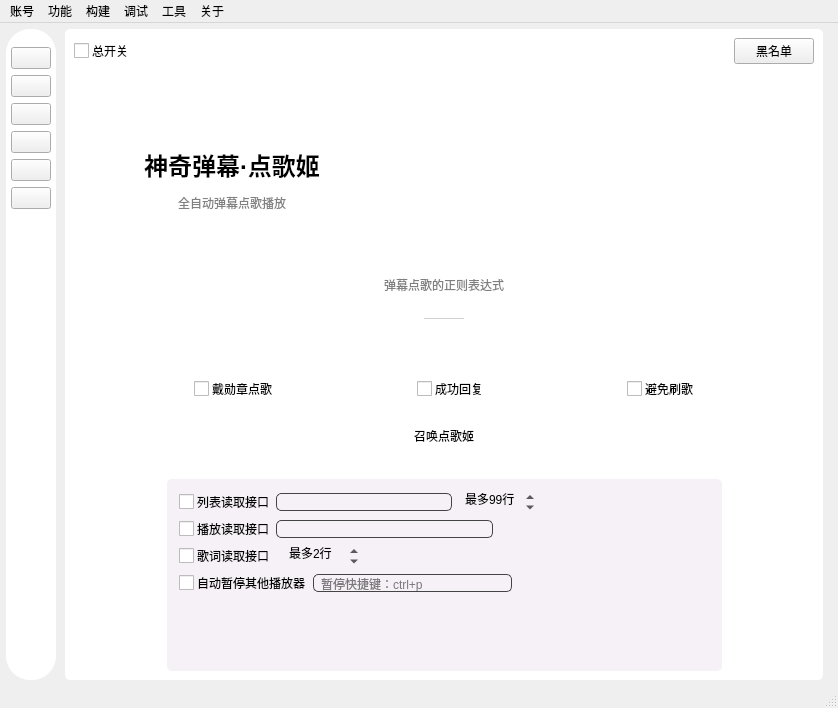
Qt form mainwindow/mainwindow.ui (iwxyi/Bilibili-MagicalDanmaku) before a commit.
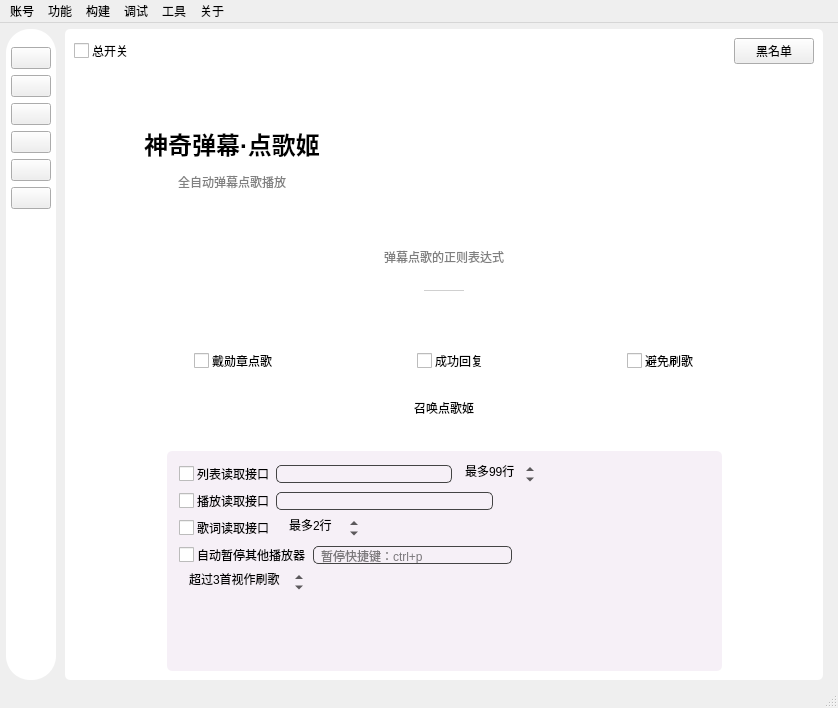
The same form after that commit. The open tabs and pages were chosen to show the change. Icons and pictures are not drawn. Custom widgets are drawn as their Qt base class.

Commit message: 支持避免刷歌设置数量上限

The edit to the form file:
```diff
--- a/mainwindow/mainwindow.ui
+++ b/mainwindow/mainwindow.ui
@@ -5414,6 +5414,63 @@
                   </item>
                  </layout>
                 </item>
+                <item>
+                 <layout class="QHBoxLayout" name="horizontalLayout_41">
+                  <property name="topMargin">
+                   <number>0</number>
+                  </property>
+                  <item>
+                   <widget class="QSpinBox" name="orderSongShuaSpin">
+                    <property name="contextMenuPolicy">
+                     <enum>Qt::NoContextMenu</enum>
+                    </property>
+                    <property name="toolTip">
+                     <string>&lt;html&gt;&lt;head/&gt;&lt;body&gt;&lt;p&gt;超过这个数量则视作刷屏点歌，点歌无效，并触发 ORDER_SONG_FREQUENCY 事件&lt;/p&gt;&lt;p&gt;未开启“避免刷歌”选项时无效&lt;/p&gt;&lt;/body&gt;&lt;/html&gt;</string>
+                    </property>
+                    <property name="styleSheet">
+                     <string notr="true">QAbstractSpinBox
+{
+	background: transparent;
+}</string>
+                    </property>
+                    <property name="frame">
+                     <bool>false</bool>
+                    </property>
+                    <property name="alignment">
+                     <set>Qt::AlignCenter</set>
+                    </property>
+                    <property name="suffix">
+                     <string>首视作刷歌</string>
+                    </property>
+                    <property name="prefix">
+                     <string>超过</string>
+                    </property>
+                    <property name="minimum">
+                     <number>1</number>
+                    </property>
+                    <property name="maximum">
+                     <number>99</number>
+                    </property>
+                    <property name="value">
+                     <number>3</number>
+                    </property>
+                   </widget>
+                  </item>
+                  <item>
+                   <spacer name="horizontalSpacer_19">
+                    <property name="orientation">
+                     <enum>Qt::Horizontal</enum>
+                    </property>
+                    <property name="sizeHint" stdset="0">
+                     <size>
+                      <width>40</width>
+                      <height>20</height>
+                     </size>
+                    </property>
+                   </spacer>
+                  </item>
+                 </layout>
+                </item>
                 <item>
                  <widget class="QListWidget" name="diangeHistoryListWidget">
                   <property name="sizePolicy">
```
Left out of the diff: 2 changed lines with no effect on the pictures. The commit also changes 4 other files.
